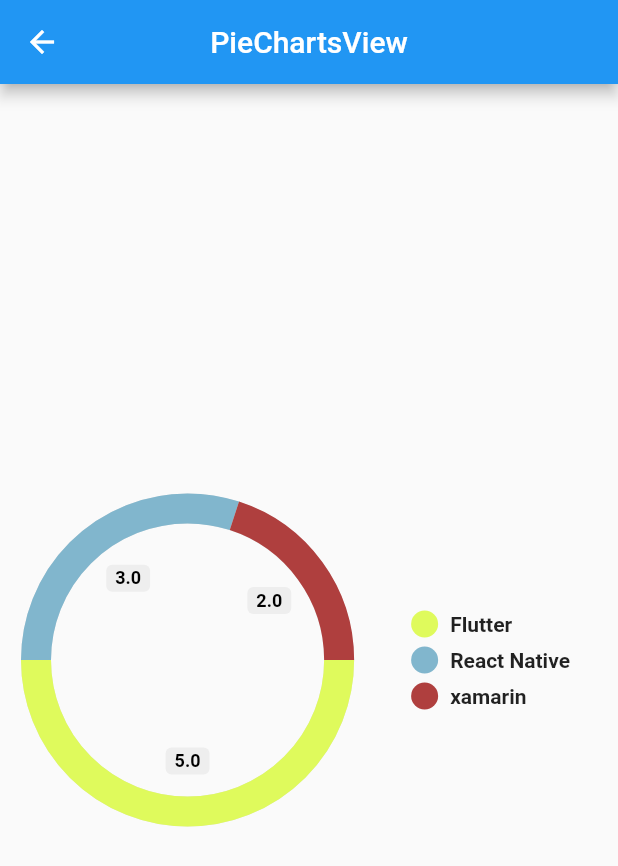
After one commit to muhyasin89/YoutubeFlutter, a Flutter app: the screen it shows after launch, after a tap on "pie-charts", on a phone screen of 412 x 824 dp. The commit adds this screen. Shown: the top 866 px of the screen. Run offline on Flutter 3.47's test engine with Material 2 defaults, Android fonts, the phone set to English and light mode, and no system bars; drawn by our look-alikes of pie_chart; our stand-ins replace get; missing offline and left inert: mrx_charts.

Commit message:
[chart]add flutter chart

```diff
--- a/lib/app/modules/home/views/home_view.dart
+++ b/lib/app/modules/home/views/home_view.dart
@@ -28,6 +28,16 @@ class HomeView extends GetView<HomeController> {
                 child: Text('mrx-charts'),
               ),
             ),
+            ElevatedButton(
+              onPressed: () => Get.toNamed('pie-charts'),
+              style: ElevatedButton.styleFrom(
+                primary: const Color(0xFF1B0E41),
+              ),
+              child: const Padding(
+                padding: EdgeInsets.all(12.0),
+                child: Text('pie-charts'),
+              ),
+            ),
           ],
         ),
       ),
--- a/lib/app/modules/mrx_charts/views/mrx_charts_view.dart
+++ b/lib/app/modules/mrx_charts/views/mrx_charts_view.dart
@@ -37,7 +37,7 @@ class MrxChartsView extends GetView<MrxChartsController> {
               height: 6.0,
             ),
             ElevatedButton(
-              onPressed: () => Get.to(GroupBarView())
+              onPressed: () => Get.to(GroupBarView()),
               style: ElevatedButton.styleFrom(
                 primary: const Color(0xFF1B0E41),
               ),
--- a/lib/app/modules/mrx_charts/views/pie_view.dart
+++ b/lib/app/modules/mrx_charts/views/pie_view.dart
@@ -16,7 +16,7 @@ class PieView extends GetView {
               right: 20.0,
             ),
             child: GestureDetector(
-              onTap: () => setState(() {}),
+              onTap: () => {},
               child: const Icon(
                 Icons.refresh,
                 size: 26.0,
--- /dev/null
+++ b/lib/app/modules/pie_charts/bindings/pie_charts_binding.dart
@@ -0,0 +1,12 @@
+import 'package:get/get.dart';
+
+import '../controllers/pie_charts_controller.dart';
+
+class PieChartsBinding extends Bindings {
+  @override
+  void dependencies() {
+    Get.lazyPut<PieChartsController>(
+      () => PieChartsController(),
+    );
+  }
+}
--- /dev/null
+++ b/lib/app/modules/pie_charts/views/pie_charts_view.dart
@@ -0,0 +1,59 @@
+import 'package:flutter/material.dart';
+
+import 'package:get/get.dart';
+import 'package:pie_chart/pie_chart.dart';
+
+import '../controllers/pie_charts_controller.dart';
+import 'dart:ui';
+
+class PieChartsView extends GetView<PieChartsController> {
+  final dataMap = <String, double>{
+    "Flutter": 5,
+    "React Native": 3,
+    "xamarin": 2,
+  };
+
+  final colorList = <Color>[
+    Colors.greenAccent,
+    Color.fromRGBO(175, 63, 62, 1.0),
+    Color.fromRGBO(254, 154, 92, 1),
+  ];
+  final gradientList = <List<Color>>[
+    [
+      Color.fromRGBO(223, 250, 92, 1),
+      Color.fromRGBO(129, 250, 112, 1),
+    ],
+    [
+      Color.fromRGBO(129, 182, 205, 1),
+      Color.fromRGBO(91, 253, 199, 1),
+    ],
+    [
+      Color.fromRGBO(175, 63, 62, 1.0),
+      Color.fromRGBO(254, 154, 92, 1),
+    ]
+  ];
+
+  @override
+  Widget build(BuildContext context) {
+    return Scaffold(
+      appBar: AppBar(
+        title: Text('PieChartsView'),
+        centerTitle: true,
+      ),
+      body: Container(
+        padding: EdgeInsets.symmetric(horizontal: 16),
+        child: PieChart(
+          dataMap: dataMap,
+          chartType: ChartType.ring,
+          baseChartColor: Colors.grey[300]!,
+          colorList: colorList,
+          gradientList: gradientList,
+          emptyColorGradient: [
+            Color(0xff6c5ce7),
+            Colors.blue,
+          ],
+        ),
+      ),
+    );
+  }
+}
--- a/lib/app/routes/app_pages.dart
+++ b/lib/app/routes/app_pages.dart
@@ -8,6 +8,8 @@ import 'package:youtube_flutter/app/modules/map_chart/bindings/map_chart_binding
 import 'package:youtube_flutter/app/modules/map_chart/views/map_chart_view.dart';
 import 'package:youtube_flutter/app/modules/mrx_charts/bindings/mrx_charts_binding.dart';
 import 'package:youtube_flutter/app/modules/mrx_charts/views/mrx_charts_view.dart';
+import 'package:youtube_flutter/app/modules/pie_charts/bindings/pie_charts_binding.dart';
+import 'package:youtube_flutter/app/modules/pie_charts/views/pie_charts_view.dart';
 import 'package:youtube_flutter/app/modules/stackbarchart/bindings/stackbarchart_binding.dart';
 import 'package:youtube_flutter/app/modules/stackbarchart/views/stackbarchart_view.dart';
 
@@ -44,5 +46,10 @@ class AppPages {
       page: () => MrxChartsView(),
       binding: MrxChartsBinding(),
     ),
+    GetPage(
+      name: _Paths.PIE_CHARTS,
+      page: () => PieChartsView(),
+      binding: PieChartsBinding(),
+    ),
   ];
 }
--- a/lib/app/routes/app_routes.dart
+++ b/lib/app/routes/app_routes.dart
@@ -9,6 +9,7 @@ abstract class Routes {
   static const ECHARTS = _Paths.ECHARTS;
   static const STACKBARCHART = _Paths.STACKBARCHART;
   static const MRX_CHARTS = _Paths.MRX_CHARTS;
+  static const PIE_CHARTS = _Paths.PIE_CHARTS;
 }
 
 abstract class _Paths {
@@ -17,4 +18,5 @@ abstract class _Paths {
   static const ECHARTS = '/echarts';
   static const STACKBARCHART = '/stackbarchart';
   static const MRX_CHARTS = '/mrx-charts';
+  static const PIE_CHARTS = '/pie-charts';
 }
--- a/pubspec.yaml
+++ b/pubspec.yaml
@@ -15,7 +15,7 @@ dependencies:
   pie_chart: ^5.3.2
   graphic: 0.10.6
   charts_flutter: 0.12.0
-
+  intl: 0.17.0
   flutter:
     sdk: flutter
 
```
Also changed, not shown: lib/app/modules/mrx_charts/views/line_view.dart (+32 -5 lines), lib/app/modules/mrx_charts/views/widget/line_layers.dart (added, +83 -0 lines), lib/app/modules/pie_charts/controllers/pie_charts_controller.dart (added, +20 -0 lines), lib/app/modules/pie_charts/views/ring_view.dart (added, +21 -0 lines), lib/app/modules/mrx_charts/views/widget/pie_layers.dart (renamed from lib/app/modules/mrx_charts/views/widget/layers.dart), pubspec.lock, 2 other files.
